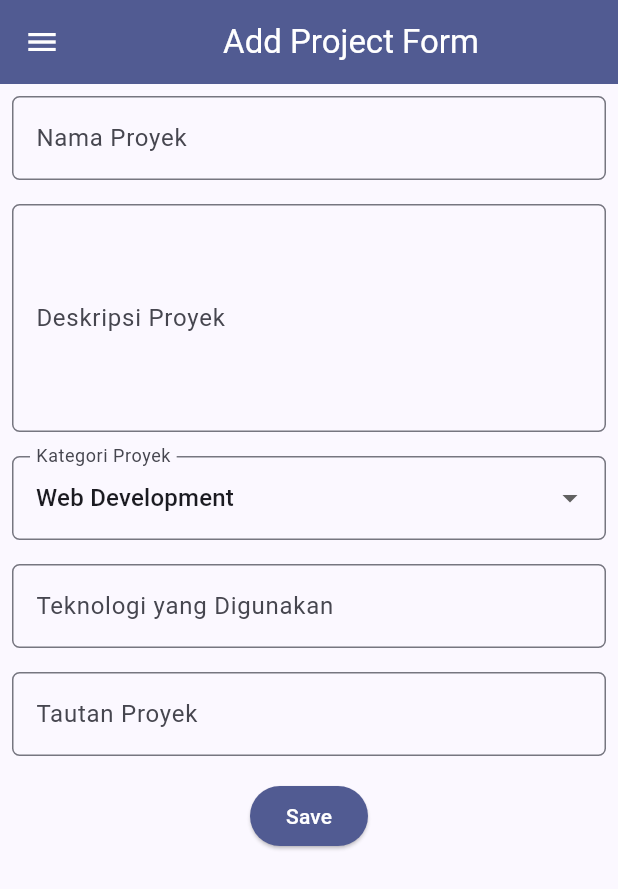
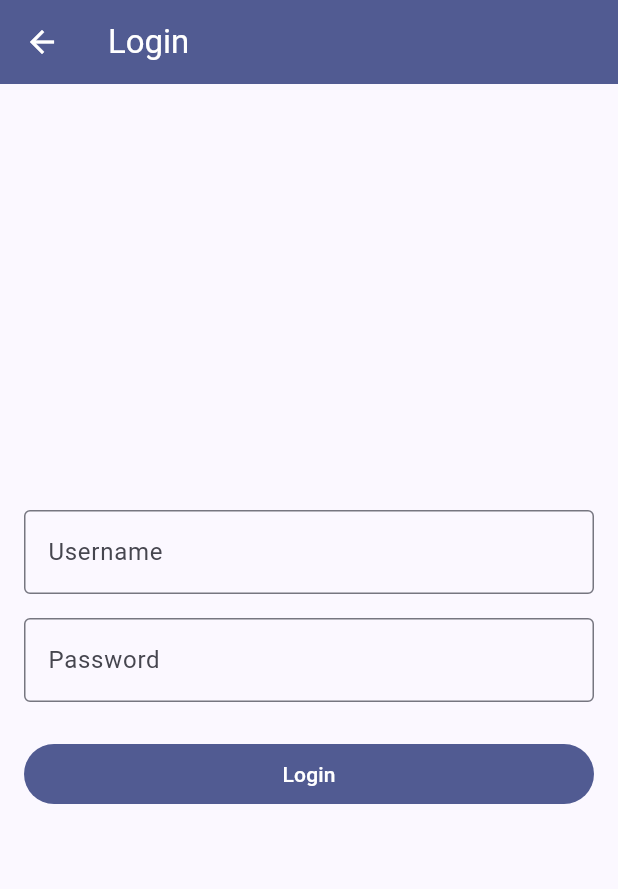
Before and after one commit to muhrayyan43/myportofolio_mobile, a Flutter app: the screen it shows after launch, in the side drawer, after a tap on "Add Project", on a phone screen of 412 x 824 dp. Shown: the top 889 px of the screen. Run offline on Flutter 3.47's test engine with Material 3 defaults, Android fonts, the phone set to English and light mode, and no system bars; our stand-ins replace material_ui; generated files the repository leaves out were written again.

Commit message:
feat: add login with AuthState and ensureLoggedIn

```diff
--- a/lib/main.dart
+++ b/lib/main.dart
@@ -1,6 +1,7 @@
 import 'package:material_ui/material_ui.dart';
 import 'package:myportofolio_mobile/screens/menu.dart';
 import 'package:myportofolio_mobile/services/api_client.dart';
+import 'package:myportofolio_mobile/services/auth_state.dart';
 import 'package:provider/provider.dart';
 
 void main() {
@@ -24,14 +25,18 @@ ThemeData buildAppTheme() {
 }
 
 class MyApp extends StatelessWidget {
-  const MyApp({required this.apiClient, super.key});
+  const MyApp({required this.apiClient, this.initialToken, super.key});
 
   final ApiClient apiClient;
+  final String? initialToken;
 
   @override
   Widget build(BuildContext context) {
     return MultiProvider(
-      providers: [Provider<ApiClient>.value(value: apiClient)],
+      providers: [
+        Provider<ApiClient>.value(value: apiClient),
+        ChangeNotifierProvider(create: (_) => AuthState(apiClient, initialToken: initialToken)),
+      ],
       child: MaterialApp(title: 'MyPortfolio', theme: buildAppTheme(), home: const MyHomePage()),
     );
   }
--- a/lib/models/item_homepage.dart
+++ b/lib/models/item_homepage.dart
@@ -13,6 +13,8 @@ class ItemHomepage {
     this.color, {
     required this.description,
     this.pageBuilder,
+    this.requiresLogin = false,
+    this.onPressed,
   });
 
   final String name;
@@ -23,4 +25,6 @@ class ItemHomepage {
   /// Halaman yang dibuka dengan `Navigator.push` setelah SnackBar tampil.
   /// Jika `null`, kartu hanya menampilkan SnackBar.
   final WidgetBuilder? pageBuilder;
+  final bool requiresLogin;
+  final Future<void> Function(BuildContext context)? onPressed;
 }
--- /dev/null
+++ b/lib/screens/login.dart
@@ -0,0 +1,110 @@
+import 'package:material_ui/material_ui.dart';
+import 'package:myportofolio_mobile/services/api_client.dart';
+import 'package:myportofolio_mobile/services/auth_state.dart';
+import 'package:provider/provider.dart';
+
+class LoginScreen extends StatefulWidget {
+  const LoginScreen({super.key});
+
+  @override
+  State<LoginScreen> createState() => _LoginScreenState();
+}
+
+class _LoginScreenState extends State<LoginScreen> {
+  final _formKey = GlobalKey<FormState>();
+  String _username = '';
+  String _password = '';
+  bool _isSubmitting = false;
+
+  Future<void> _submit() async {
+    if (!_formKey.currentState!.validate()) return;
+    setState(() {
+      _isSubmitting = true;
+    });
+    try {
+      await context.read<AuthState>().login(_username.trim(), _password);
+      if (!mounted) return;
+      Navigator.pop(context, true);
+    } on ApiException catch (error) {
+      _showError(
+        error.statusCode == 400
+            ? 'Username atau password salah.'
+            : 'Login gagal (${error.statusCode}).',
+      );
+    } on Exception {
+      _showError('Tidak dapat terhubung ke server.');
+    } finally {
+      if (mounted) {
+        setState(() {
+          _isSubmitting = false;
+        });
+      }
+    }
+  }
+
+  void _showError(String message) {
+    if (!mounted) return;
+    ScaffoldMessenger.of(context)
+      ..hideCurrentSnackBar()
+      ..showSnackBar(SnackBar(content: Text(message)));
+  }
+
+  String? _required(String? value, String label) {
+    if (value == null || value.trim().isEmpty) return '$label tidak boleh kosong.';
+    return null;
+  }
+
+  @override
+  Widget build(BuildContext context) {
+    return Scaffold(
+      appBar: AppBar(title: const Text('Login')),
+      body: SafeArea(
+        child: Center(
+          child: SingleChildScrollView(
+            padding: const EdgeInsets.all(16),
+            child: ConstrainedBox(
+              constraints: const BoxConstraints(maxWidth: 420),
+              child: Form(
+                key: _formKey,
+                child: Column(
+                  crossAxisAlignment: CrossAxisAlignment.stretch,
+                  children: [
+                    TextFormField(
+                      decoration: const InputDecoration(
+                        labelText: 'Username',
+                        border: OutlineInputBorder(),
+                      ),
+                      onChanged: (value) => _username = value,
+                      validator: (value) => _required(value, 'Username'),
+                    ),
+                    const SizedBox(height: 16),
+                    TextFormField(
+                      obscureText: true,
+                      decoration: const InputDecoration(
+                        labelText: 'Password',
+                        border: OutlineInputBorder(),
+                      ),
+                      onChanged: (value) => _password = value,
+                      validator: (value) => _required(value, 'Password'),
+                    ),
+                    const SizedBox(height: 24),
+                    FilledButton(
+                      onPressed: _isSubmitting ? null : _submit,
+                      child: _isSubmitting
+                          ? const SizedBox(
+                              height: 20,
+                              width: 20,
+                              child: CircularProgressIndicator(strokeWidth: 2),
+                            )
+                          : const Text('Login'),
+                    ),
+                  ],
+                ),
+              ),
+            ),
+          ),
+        ),
+      ),
+    );
+  }
+}
--- /dev/null
+++ b/lib/services/auth_state.dart
@@ -0,0 +1,35 @@
+import 'package:flutter/foundation.dart';
+import 'package:myportofolio_mobile/services/api_client.dart';
+
+class AuthState extends ChangeNotifier {
+  AuthState(this._apiClient, {String? initialToken}) : _token = initialToken;
+
+  final ApiClient _apiClient;
+  String? _token;
+
+  String? get token => _token;
+  bool get isLoggedIn => _token != null;
+
+  Future<void> login(String username, String password) async {
+    _token = await _apiClient.obtainToken(username, password);
+    notifyListeners();
+  }
+
+  Future<void> logout() async {
+    final current = _token;
+    if (current == null) return;
+    try {
+      await _apiClient.logout(token: current);
+    } on Exception {
+      // Gagal di server (misalnya token sudah dicabut); sesi lokal tetap dihapus.
+    } finally {
+      _token = null;
+      notifyListeners();
+    }
+  }
+
+  void clearSession() {
+    _token = null;
+    notifyListeners();
+  }
+}
--- /dev/null
+++ b/lib/widgets/auth_guard.dart
@@ -0,0 +1,13 @@
+import 'package:material_ui/material_ui.dart';
+import 'package:myportofolio_mobile/screens/login.dart';
+import 'package:myportofolio_mobile/services/auth_state.dart';
+import 'package:provider/provider.dart';
+
+Future<bool> ensureLoggedIn(BuildContext context) async {
+  if (context.read<AuthState>().isLoggedIn) return true;
+  final loggedIn = await Navigator.push<bool>(
+    context,
+    MaterialPageRoute(builder: (_) => const LoginScreen()),
+  );
+  return loggedIn ?? false;
+}
--- a/lib/widgets/left_drawer.dart
+++ b/lib/widgets/left_drawer.dart
@@ -3,6 +3,9 @@ import 'package:myportofolio_mobile/screens/experience_form.dart';
 import 'package:myportofolio_mobile/screens/menu.dart';
 import 'package:myportofolio_mobile/screens/project_form.dart';
 import 'package:myportofolio_mobile/screens/project_list.dart';
+import 'package:myportofolio_mobile/services/auth_state.dart';
+import 'package:myportofolio_mobile/widgets/auth_guard.dart';
+import 'package:provider/provider.dart';
 
 /// Menu navigasi dari sisi kiri layar, dipakai oleh semua halaman.
 ///
@@ -17,13 +20,10 @@ class LeftDrawer extends StatelessWidget {
   /// menanyakan apakah isian yang belum disimpan boleh dibuang.
   final Future<bool> Function()? confirmLeave;
 
-  /// Apakah drawer ini sedang berada di dalam halaman bertipe [T].
   bool _isOnPage<T extends Widget>(BuildContext context) {
     return context.findAncestorWidgetOfExactType<T>() != null;
   }
 
-  /// Kembali ke halaman utama. Jika form dibuka dengan `push` dari halaman
-  /// utama, halaman utama masih ada di bawahnya sehingga cukup kembali ke sana.
   Future<void> _openHome(BuildContext context) async {
     if (_isOnPage<MyHomePage>(context)) {
       Navigator.pop(context);
@@ -43,8 +43,6 @@ class LeftDrawer extends StatelessWidget {
     }
   }
 
-  /// Membuka halaman bertipe [T] dari [builder] menggantikan halaman yang
-  /// sedang tampil. Jika halaman itu sedang terbuka, drawer cukup ditutup.
   Future<void> _openPage<T extends Widget>(BuildContext context, WidgetBuilder builder) async {
     if (_isOnPage<T>(context)) {
       Navigator.pop(context);
@@ -57,9 +55,26 @@ class LeftDrawer extends StatelessWidget {
     Navigator.pushReplacement(context, MaterialPageRoute(builder: builder));
   }
 
+  Future<void> _openProtected<T extends Widget>(BuildContext context, WidgetBuilder builder) async {
+    if (!await ensureLoggedIn(context)) return;
+    if (!context.mounted) return;
+    await _openPage<T>(context, builder);
+  }
+
+  Future<void> _logout(BuildContext context) async {
+    final messenger = ScaffoldMessenger.of(context);
+    final navigator = Navigator.of(context);
+    await context.read<AuthState>().logout();
+    navigator.pop();
+    messenger
+      ..hideCurrentSnackBar()
+      ..showSnackBar(const SnackBar(content: Text('Kamu sudah logout.')));
+  }
+
   @override
   Widget build(BuildContext context) {
     final colorScheme = Theme.of(context).colorScheme;
+    final isLoggedIn = context.watch<AuthState>().isLoggedIn;
 
     return Drawer(
       child: ListView(
@@ -67,7 +82,6 @@ class LeftDrawer extends StatelessWidget {
         children: [
           DrawerHeader(
             decoration: BoxDecoration(color: colorScheme.primary),
-            // Tinggi header tetap, jadi teks yang diperbesar perlu bisa digulir.
             child: SingleChildScrollView(
               child: Column(
                 crossAxisAlignment: CrossAxisAlignment.start,
@@ -97,7 +111,7 @@ class LeftDrawer extends StatelessWidget {
           ListTile(
             leading: const Icon(Icons.add_circle_outline),
             title: const Text('Add Project'),
-            onTap: () => _openPage<ProjectFormPage>(context, (_) => const ProjectFormPage()),
+            onTap: () => _openProtected<ProjectFormPage>(context, (_) => const ProjectFormPage()),
           ),
           ListTile(
             leading: const Icon(Icons.folder_outlined),
@@ -107,7 +121,17 @@ class LeftDrawer extends StatelessWidget {
           ListTile(
             leading: const Icon(Icons.work_outline),
             title: const Text('Add Experience'),
-            onTap: () => _openPage<ExperienceFormPage>(context, (_) => const ExperienceFormPage()),
+            onTap: () =>
+                _openProtected<ExperienceFormPage>(context, (_) => const ExperienceFormPage()),
+          ),
+          const Divider(),
+          Padding(
+            padding: const EdgeInsets.symmetric(horizontal: 16, vertical: 8),
+            child: OutlinedButton.icon(
+              onPressed: isLoggedIn ? () => _logout(context) : () => ensureLoggedIn(context),
+              icon: Icon(isLoggedIn ? Icons.logout : Icons.login),
+              label: Text(isLoggedIn ? 'Logout' : 'Login'),
+            ),
           ),
         ],
       ),
```
Also changed, not shown: lib/screens/menu.dart (+12 -2 lines), lib/widgets/project_card.dart (+18 -12 lines), 4 other files.
